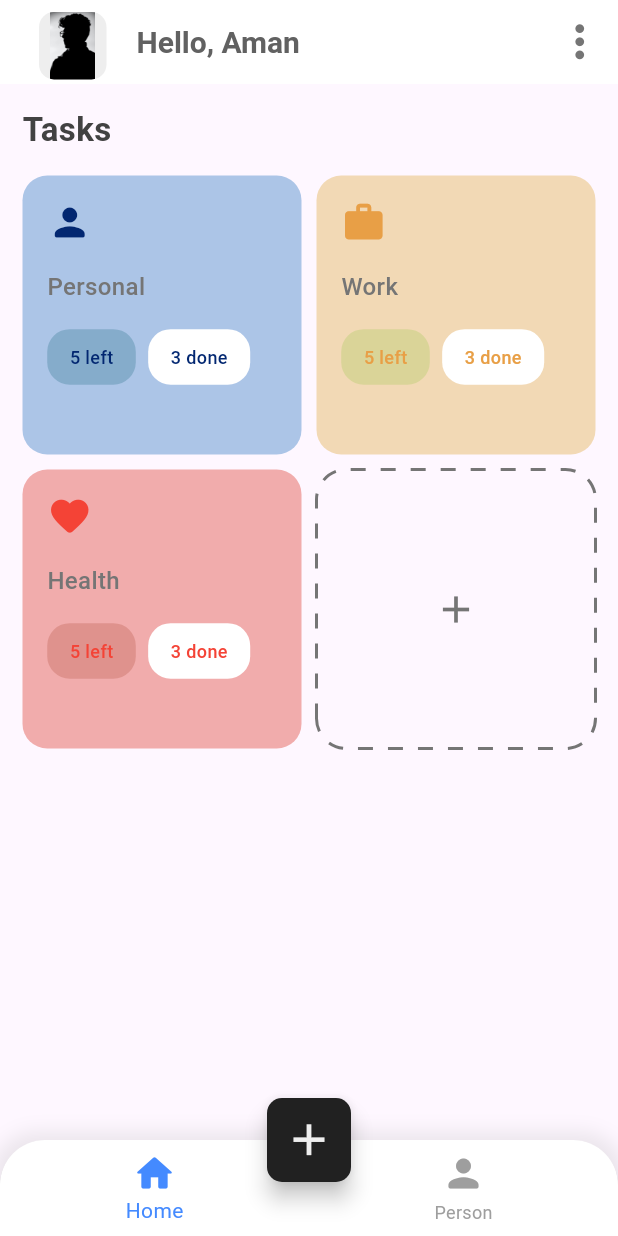
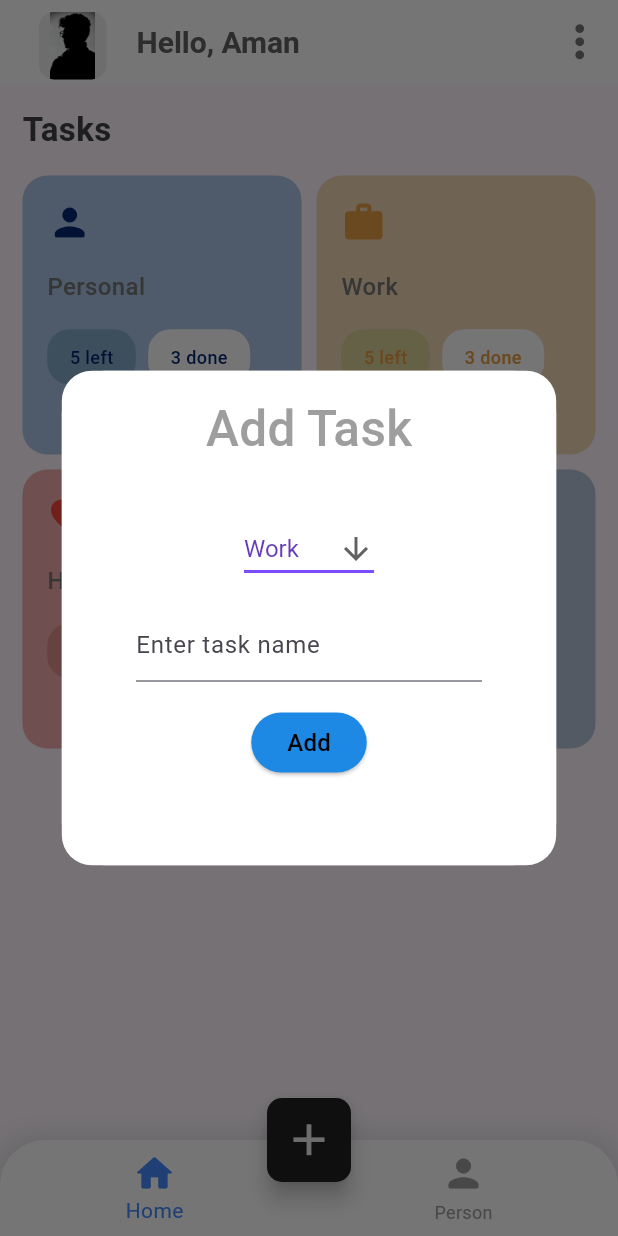
Before and after one commit to aman-tiwari18/TaskManagementApp, a Flutter app: the screen it shows after launch, after a tap on the "add" icon, on a phone screen of 412 x 824 dp. Run offline on Flutter 3.47's test engine with Material 3 defaults, Android fonts, the phone set to English and light mode, and no system bars; drawn by our look-alikes of dotted_border.

Commit message:
created taskPage

```diff
--- a/lib/modals/Task_modal.dart
+++ b/lib/modals/Task_modal.dart
@@ -8,6 +8,7 @@ class Task {
   Color? iconcolor;
   Color? btncolor;
   num? left;
+  List<Map<String, dynamic>>? desc;
   num? done;
   bool isLast;
 
@@ -18,6 +19,7 @@ class Task {
       this.iconcolor,
       this.btncolor,
       this.left,
+      this.desc,
       this.done,
       this.isLast = false});
 
@@ -30,6 +32,43 @@ class Task {
         iconcolor: kBlueDark,
         btncolor: Color.fromARGB(255, 133, 172, 203),
         left: 5,
+        desc: [
+          {
+            'time': '9:00 AM',
+            'title': 'Meeting with client',
+            'slot': '9:00 AM - 10:00 AM',
+            't1cColor': kRedDark,
+            'bgColor': kRedLight,
+          },
+          {
+            'time': '10:00 AM',
+            'title': 'Watching a movie',
+            'slot': '10:00 AM - 11:00 AM',
+            't1cColor': kRedDark,
+            'bgColor': kRedLight,
+          },
+          {
+            'time': '11:00 AM',
+            'title': '',
+            'slot': '',
+            't1cColor': kRedDark,
+            'bgColor': kRedLight,
+          },
+          {
+            'time': '12:00 PM',
+            'title': 'Go to the Gym',
+            'slot': '12:00 PM - 1:00 PM',
+            't1cColor': kRedDark,
+            'bgColor': kRedLight,
+          },
+          {
+            'time': '1:00 PM',
+            'title': 'call with Client',
+            'slot': '1:00 PM - 2:00 PM',
+            't1cColor': Colors.grey.withOpacity(0.3),
+            'bgColor': kYellowLight,
+          },
+        ],
         done: 3,
         isLast: false,
       ),
@@ -54,14 +93,14 @@ class Task {
         isLast: false,
       ),
       Task(
-        icon: Icons.person_rounded,
-        title: 'Personal',
+        icon: Icons.border_outer_sharp,
+        title: 'Other',
         bgcolor: kBlue,
-        iconcolor: kwhite,
-        btncolor: kBlue,
+        iconcolor: kBlueDark,
+        btncolor: Color.fromARGB(255, 133, 172, 203),
         left: 5,
         done: 3,
-        isLast: true,
+        isLast: false,
       ),
     ];
   }
--- a/lib/screens/HomePage.dart
+++ b/lib/screens/HomePage.dart
@@ -1,4 +1,6 @@
 // import 'dart:js';
+// import 'dart:js';
+
 import 'package:flutter/material.dart';
 // import 'package:note_app/components/upper_header.dart';
 // import 'package:note_app/modals/Task_modal.dart';
@@ -77,7 +79,7 @@ class _MyHomePageState extends State<MyHomePage> {
       ),
       floatingActionButton: FloatingActionButton(
         onPressed: () {
-          // _showMyDialog(context);
+          _showMyDialog(context);
         },
         shape: RoundedRectangleBorder(
           borderRadius: BorderRadius.circular(10),
@@ -170,30 +172,117 @@ class HomePage extends StatelessWidget {
   }
 }
 
-// Future<void> _showMyDialog(BuildContext parentContext) async {
-//   return showDialog<void>(
-//     context: parentContext,
-//     barrierDismissible: false, // user must tap button!
-//     builder: (BuildContext context) {
-//       return AlertDialog(
-//         title: const Text('add task'),
-//         content: const SingleChildScrollView(
-//           child: ListBody(
-//             children: <Widget>[
-//               Text('This is a demo alert dialog.'),
-//               Text('Would you like to approve of this message?'),
-//             ],
-//           ),
-//         ),
-//         actions: <Widget>[
-//           TextButton(
-//             child: const Text('Approve'),
-//             onPressed: () {
-//               Navigator.of(context).pop();
-//             },
-//           ),
-//         ],
-//       );
-//     },
-//   );
-// }
+const List<String> list = <String>['Work', 'Personal', 'Health', 'Other'];
+
+Future<void> _showMyDialog(BuildContext parentContext) async {
+  var he = MediaQuery.of(parentContext).size.height;
+
+  return showDialog<void>(
+    context: parentContext,
+    barrierDismissible: false, // user must tap button!
+    builder: (BuildContext context) => Dialog(
+      child: Container(
+        height: he * 0.4,
+        width: he * 0.4,
+        decoration: BoxDecoration(
+          color: Colors.white,
+          borderRadius: BorderRadius.circular(20),
+        ),
+        child: Column(
+          crossAxisAlignment: CrossAxisAlignment.center,
+          children: [
+            Padding(
+              padding: EdgeInsets.only(
+                  top: he * 0.009,
+                  bottom: he * 0.009,
+                  right: he * 0.04,
+                  left: he * 0.04),
+            ),
+            Text(
+              "Add Task",
+              style: TextStyle(
+                color: Colors.grey.shade500,
+                fontWeight: FontWeight.w500,
+                fontSize: he * 0.04,
+              ),
+            ),
+            SizedBox(
+              height: he * 0.04,
+            ),
+            const DropdownButtonExample(),
+            SizedBox(
+              height: he * 0.02,
+            ),
+            Padding(
+              padding: EdgeInsets.only(left: he * 0.06, right: he * 0.06),
+              child: const TextField(
+                decoration: InputDecoration(
+                  // border: OutlineInputBorder(),
+                  hintText: 'Enter task name',
+                ),
+              ),
+            ),
+            SizedBox(
+              height: he * 0.02,
+            ),
+            ElevatedButton(
+                style: ButtonStyle(
+                  backgroundColor:
+                      MaterialStatePropertyAll<Color>(Colors.blue.shade600),
+                ),
+                onPressed: () {
+                  Navigator.pop(context);
+                },
+                child: const Text(
+                  'Add',
+                  style: TextStyle(
+                    fontSize: 16,
+                    color: Colors.black,
+                  ),
+                ))
+          ],
+        ),
+      ),
+    ),
+  );
+}
+
+class DropdownButtonExample extends StatefulWidget {
+  const DropdownButtonExample({super.key});
+
+  @override
+  State<DropdownButtonExample> createState() => _DropdownButtonExampleState();
+}
+
+class _DropdownButtonExampleState extends State<DropdownButtonExample> {
+  String dropdownValue = list.first;
+
+  @override
+  Widget build(BuildContext context) {
+    return DropdownButton<String>(
+      value: dropdownValue,
+      icon: const Icon(Icons.arrow_downward),
+      elevation: 16,
+      style: const TextStyle(
+        color: Colors.deepPurple,
+        fontSize: 16,
+      ),
+      underline: Container(
+        height: 2,
+        color: Colors.deepPurpleAccent,
+      ),
+      onChanged: (String? value) {
+        // This is called when the user selects an item.
+        setState(() {
+          dropdownValue = value!;
+        });
+      },
+      items: list.map<DropdownMenuItem<String>>((String value) {
+        return DropdownMenuItem<String>(
+          value: value,
+          child: Text(value),
+        );
+      }).toList(),
+    );
+  }
+}
--- a/lib/widgets/task.dart
+++ b/lib/widgets/task.dart
@@ -2,7 +2,6 @@ import 'package:dotted_border/dotted_border.dart';
 import 'package:flutter/material.dart';
 import 'package:note_app/modals/Task_modal.dart';
 import 'package:note_app/widgets/constants.dart';
-import 'package:note_app/widgets/taskCard.dart';
 
 class Tasks extends StatelessWidget {
   final taskList = Task.generateTasks();
--- a/pubspec.yaml
+++ b/pubspec.yaml
@@ -37,6 +37,7 @@ dependencies:
   cupertino_icons: ^1.0.2
   dotted_border: ^2.0.0+3
   table_calendar: ^3.0.9
+  timeline_tile: ^2.0.0
 
 dev_dependencies:
   flutter_test:
```
Also changed, not shown: lib/widgets/datePicker.dart (added, +63 -0 lines), lib/widgets/task_title.dart (added, +52 -0 lines), assets/png.png (added), lib/widgets/TaskTimeLine.dart (added), pubspec.lock.
